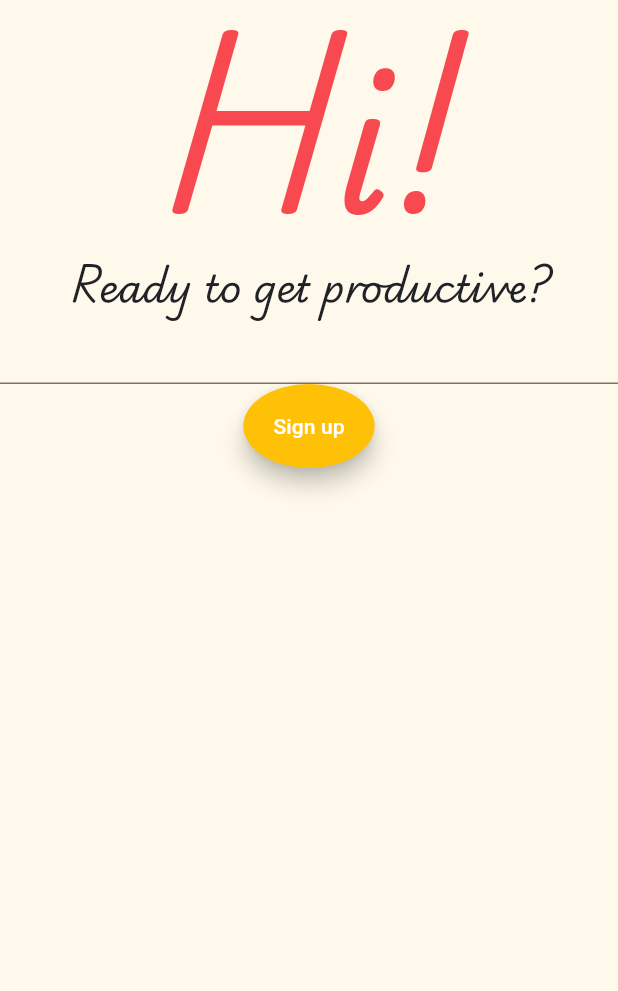
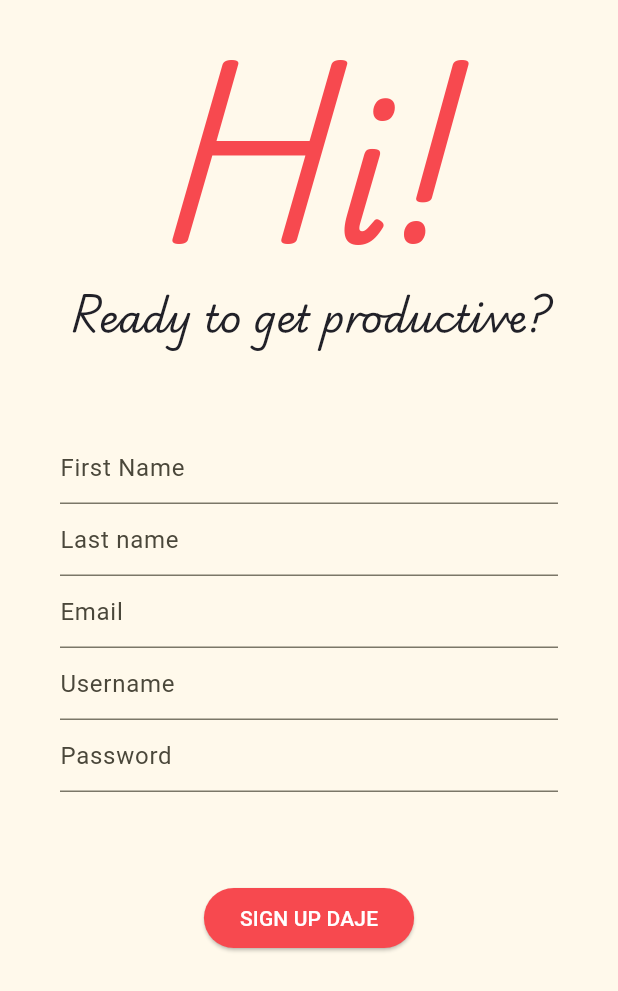
Before and after one commit to elisamongelli/ToDoApp-YT, a Flutter app: the screen it shows after launch, on a phone screen of 412 x 824 dp. Shown: the top 991 px of the screen. Run offline on Flutter 3.47's test engine with Material 3 defaults, Android fonts, the light colour scheme and no system bars; our stand-ins replace rxdart; missing offline and left inert: mysql_client; network calls fail.

Commit message:
Signup screen created with user creation on DB table: ID:#20

```diff
--- a/app/todoapp/lib/UI/Login/loginscreen.dart
+++ b/app/todoapp/lib/UI/Login/loginscreen.dart
@@ -1,3 +1,5 @@
+// import 'dart:js_interop';
+
 import 'package:flutter/material.dart';
 // import 'package:google_fonts/google_fonts.dart';
 import '../../models/assets/global.dart';
@@ -10,37 +12,78 @@ class LoginPage extends StatefulWidget {
 }
 
 class _LoginPageState extends State<LoginPage> {
+  TextEditingController emailController = TextEditingController();
+  TextEditingController usernameController = TextEditingController();
+  TextEditingController passwordController = TextEditingController();
+  TextEditingController firstNameController = TextEditingController();
+  TextEditingController lastNameController = TextEditingController();
+
   @override
   Widget build(BuildContext context) {
     return Scaffold(
         body: Center(
             child: SafeArea(
+      child: Container(
+        margin: EdgeInsets.only(top: 20),
         child: Column(
           children: <Widget>[
-              Text(
-                "Hi!",
-                style: loginScreenTitle
+            Text("Hi!", style: loginScreenTitle),
+            Text("Ready to get productive?", style: loginScreenSubtitle),
+            Container(
+                margin:
+                    EdgeInsets.only(top: 60, left: 40, right: 40, bottom: 60),
+                child: Column(
+                  children: <Widget>[
+                    TextField(
+                      controller: firstNameController,
+                      decoration: InputDecoration(hintText: "First Name"),
                     ),
-              Text(
-                "Ready to get productive?",
-                style: loginScreenSubtitle
+                    TextField(
+                      controller: lastNameController,
+                      decoration: InputDecoration(hintText: "Last name"),
                     ),
-              const TextField(
-
+                    TextField(
+                      controller: emailController,
+                      decoration: InputDecoration(hintText: "Email"),
                     ),
+                    TextField(
+                      controller: usernameController,
+                      decoration: InputDecoration(hintText: "Username"),
+                    ),
+                    TextField(
+                      controller: passwordController,
+                      decoration: InputDecoration(hintText: "Password"),
+                    ),
+                  ],
+                )),
+            ElevatedButton(
+              style: ElevatedButton.styleFrom(
+                backgroundColor: redMainColor,
+                foregroundColor: Colors.white,
+              ),
+              onPressed: () {
+                bloc.signupUser(
+                  usernameController.text,
+                  emailController.text,
+                  passwordController.text,
+                  firstNameController.text,
+                  lastNameController.text
+                );
+              },
+              child: Text("SIGN UP DAJE"),
+            ),/*
             FloatingActionButton.extended(
               label: const Text("Sign up"),
               backgroundColor: Colors.amber,
               foregroundColor: Colors.white,
               shape: const OvalBorder(),
-                onPressed:() {
-                  bloc.signupUser("imateapot8", "teapot8@gmail.com", "teapot", "Elisa", "Mongelli");
+              onPressed: () {
+
               },
-              ),
+            ), */
           ],
         ),
-        )
-      )
-    );
+      ),
+    )));
   }
 }
```
Lines whose indentation alone changed are shown as unchanged.
